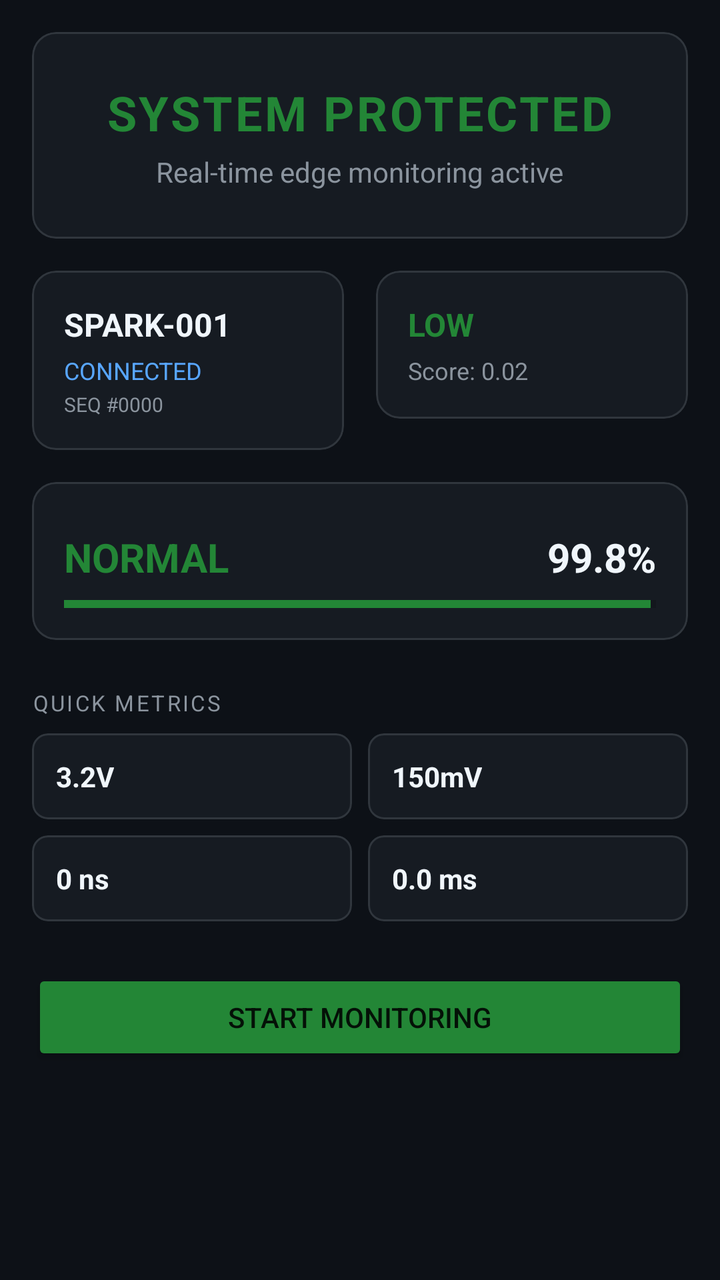
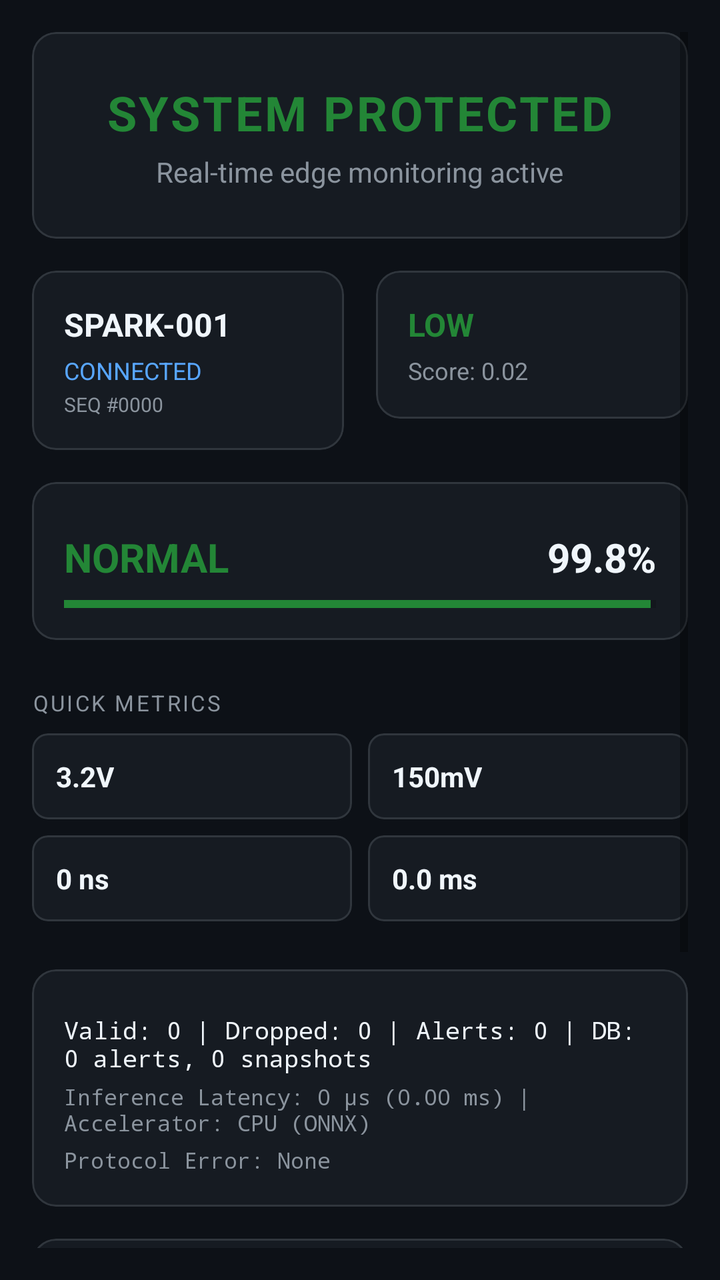

Two renders of the same Android screen: before a commit and after it. Below are the layout's source before the change and the commit's diff.
<!-- AndroidManifest.xml: application theme Theme.SparkShield -->
<!-- res/layout/fragment_dashboard.xml -->
<?xml version="1.0" encoding="utf-8"?>
<ScrollView xmlns:android="http://schemas.android.com/apk/res/android"
    xmlns:app="http://schemas.android.com/apk/res-auto"
    android:layout_width="match_parent"
    android:layout_height="match_parent"
    android:background="@color/bg_dark"
    android:padding="16dp">

    <LinearLayout
        android:layout_width="match_parent"
        android:layout_height="wrap_content"
        android:orientation="vertical">

        
        <com.google.android.material.card.MaterialCardView
            android:layout_width="match_parent"
            android:layout_height="wrap_content"
            app:cardBackgroundColor="@color/surface_dark"
            app:cardCornerRadius="12dp"
            app:cardElevation="0dp"
            app:strokeColor="@color/card_border"
            app:strokeWidth="1dp">

            <LinearLayout
                android:layout_width="match_parent"
                android:layout_height="wrap_content"
                android:gravity="center"
                android:orientation="vertical"
                android:padding="24dp">

                <TextView
                    android:id="@+id/tvProtectionStatus"
                    android:layout_width="wrap_content"
                    android:layout_height="wrap_content"
                    android:text="SYSTEM PROTECTED"
                    android:textColor="@color/color_normal"
                    android:textSize="24sp"
                    android:textStyle="bold"
                    android:letterSpacing="0.05" />

                <TextView
                    android:id="@+id/tvProtectionSubtext"
                    android:layout_width="wrap_content"
                    android:layout_height="wrap_content"
                    android:layout_marginTop="4dp"
                    android:text="Real-time edge monitoring active"
                    android:textColor="@color/text_secondary"
                    android:textSize="14sp" />

            </LinearLayout>
        </com.google.android.material.card.MaterialCardView>

        
        <LinearLayout
            android:layout_width="match_parent"
            android:layout_height="wrap_content"
            android:layout_marginTop="16dp"
            android:orientation="horizontal">

            <com.google.android.material.card.MaterialCardView
                android:layout_width="0dp"
                android:layout_height="wrap_content"
                android:layout_weight="1"
                android:layout_marginEnd="8dp"
                app:cardBackgroundColor="@color/surface_dark"
                app:cardCornerRadius="12dp"
                app:cardElevation="0dp"
                app:strokeColor="@color/card_border"
                app:strokeWidth="1dp">

                <LinearLayout
                    android:layout_width="match_parent"
                    android:layout_height="wrap_content"
                    android:orientation="vertical"
                    android:padding="16dp">
                    <TextView
                        android:text="METER ID"
                        android:textColor="@color/text_secondary"
                        android:textSize="10sp"
                        android:letterSpacing="0.1" />
                    <TextView
                        android:id="@+id/tvMeterId"
                        android:layout_width="wrap_content"
                        android:layout_height="wrap_content"
                        android:text="SPARK-001"
                        android:textColor="@color/text_primary"
                        android:textSize="16sp"
                        android:textStyle="bold" />
                    <TextView
                        android:id="@+id/tvConnectionStatus"
                        android:layout_width="wrap_content"
                        android:layout_height="wrap_content"
                        android:text="CONNECTED"
                        android:textColor="@color/accent_blue"
                        android:textSize="12sp"
                        android:layout_marginTop="4dp" />
                    <TextView
                        android:id="@+id/tvSequenceId"
                        android:layout_width="wrap_content"
                        android:layout_height="wrap_content"
                        android:text="SEQ #0000"
                        android:textColor="@color/text_secondary"
                        android:textSize="10sp"
                        android:layout_marginTop="2dp" />
                </LinearLayout>
            </com.google.android.material.card.MaterialCardView>

            <com.google.android.material.card.MaterialCardView
                android:layout_width="0dp"
                android:layout_height="wrap_content"
                android:layout_weight="1"
                android:layout_marginStart="8dp"
                app:cardBackgroundColor="@color/surface_dark"
                app:cardCornerRadius="12dp"
                app:cardElevation="0dp"
                app:strokeColor="@color/card_border"
                app:strokeWidth="1dp">

                <LinearLayout
                    android:layout_width="match_parent"
                    android:layout_height="wrap_content"
                    android:orientation="vertical"
                    android:padding="16dp">
                    <TextView
                        android:text="TAMPER RISK"
                        android:textColor="@color/text_secondary"
                        android:textSize="10sp"
                        android:letterSpacing="0.1" />
                    <TextView
                        android:id="@+id/tvRiskLevel"
                        android:layout_width="wrap_content"
                        android:layout_height="wrap_content"
                        android:text="LOW"
                        android:textColor="@color/color_normal"
                        android:textSize="16sp"
                        android:textStyle="bold" />
                    <TextView
                        android:id="@+id/tvRiskScore"
                        android:layout_width="wrap_content"
                        android:layout_height="wrap_content"
                        android:text="Score: 0.02"
                        android:textColor="@color/text_secondary"
                        android:textSize="12sp"
                        android:layout_marginTop="4dp" />
                </LinearLayout>
            </com.google.android.material.card.MaterialCardView>
        </LinearLayout>

        
        <com.google.android.material.card.MaterialCardView
            android:layout_width="match_parent"
            android:layout_height="wrap_content"
            android:layout_marginTop="16dp"
            app:cardBackgroundColor="@color/surface_dark"
            app:cardCornerRadius="12dp"
            app:cardElevation="0dp"
            app:strokeColor="@color/card_border"
            app:strokeWidth="1dp">

            <LinearLayout
                android:layout_width="match_parent"
                android:layout_height="wrap_content"
                android:orientation="vertical"
                android:padding="16dp">

                <TextView
                    android:text="LATEST AI DETECTION"
                    android:textColor="@color/text_secondary"
                    android:textSize="11sp"
                    android:letterSpacing="0.1" />

                <RelativeLayout
                    android:layout_width="match_parent"
                    android:layout_height="wrap_content"
                    android:layout_marginTop="8dp">

                    <TextView
                        android:id="@+id/tvClassification"
                        android:layout_width="wrap_content"
                        android:layout_height="wrap_content"
                        android:text="NORMAL"
                        android:textColor="@color/color_normal"
                        android:textSize="20sp"
                        android:textStyle="bold" />

                    <TextView
                        android:id="@+id/tvConfidence"
                        android:layout_width="wrap_content"
                        android:layout_height="wrap_content"
                        android:layout_alignParentEnd="true"
                        android:text="99.8%"
                        android:textColor="@color/text_primary"
                        android:textSize="20sp"
                        android:textStyle="bold" />
                </RelativeLayout>

                <ProgressBar
                    android:id="@+id/pbConfidence"
                    style="?android:attr/progressBarStyleHorizontal"
                    android:layout_width="match_parent"
                    android:layout_height="4dp"
                    android:layout_marginTop="8dp"
                    android:max="100"
                    android:progress="99" />

            </LinearLayout>
        </com.google.android.material.card.MaterialCardView>

        
        <TextView
            android:layout_width="wrap_content"
            android:layout_height="wrap_content"
            android:layout_marginTop="24dp"
            android:text="QUICK METRICS"
            android:textColor="@color/text_secondary"
            android:textSize="11sp"
            android:letterSpacing="0.1" />

        <GridLayout
            android:layout_width="match_parent"
            android:layout_height="wrap_content"
            android:layout_marginTop="8dp"
            android:columnCount="2">

            <com.google.android.material.card.MaterialCardView
                android:layout_width="0dp"
                android:layout_height="wrap_content"
                android:layout_columnWeight="1"
                android:layout_marginEnd="4dp"
                android:layout_marginBottom="8dp"
                app:cardBackgroundColor="@color/surface_dark"
                app:cardCornerRadius="8dp"
                app:cardElevation="0dp"
                app:strokeColor="@color/card_border"
                app:strokeWidth="1dp">
                <LinearLayout
                    android:layout_width="match_parent"
                    android:layout_height="wrap_content"
                    android:orientation="vertical"
                    android:padding="12dp">
                    <TextView
                        android:text="Peak Amplitude"
                        android:textColor="@color/text_secondary"
                        android:textSize="10sp" />
                    <TextView
                        android:id="@+id/tvPeakAmplitude"
                        android:layout_width="wrap_content"
                        android:layout_height="wrap_content"
                        android:text="3.2V"
                        android:textColor="@color/text_primary"
                        android:textSize="14sp"
                        android:textStyle="bold" />
                </LinearLayout>
            </com.google.android.material.card.MaterialCardView>

            <com.google.android.material.card.MaterialCardView
                android:layout_width="0dp"
                android:layout_height="wrap_content"
                android:layout_columnWeight="1"
                android:layout_marginStart="4dp"
                android:layout_marginBottom="8dp"
                app:cardBackgroundColor="@color/surface_dark"
                app:cardCornerRadius="8dp"
                app:cardElevation="0dp"
                app:strokeColor="@color/card_border"
                app:strokeWidth="1dp">
                <LinearLayout
                    android:layout_width="match_parent"
                    android:layout_height="wrap_content"
                    android:orientation="vertical"
                    android:padding="12dp">
                    <TextView
                        android:text="Optical Level"
                        android:textColor="@color/text_secondary"
                        android:textSize="10sp" />
                    <TextView
                        android:id="@+id/tvOpticalLevel"
                        android:layout_width="wrap_content"
                        android:layout_height="wrap_content"
                        android:text="150mV"
                        android:textColor="@color/text_primary"
                        android:textSize="14sp"
                        android:textStyle="bold" />
                </LinearLayout>
            </com.google.android.material.card.MaterialCardView>

            <com.google.android.material.card.MaterialCardView
                android:layout_width="0dp"
                android:layout_height="wrap_content"
                android:layout_columnWeight="1"
                android:layout_marginEnd="4dp"
                android:layout_marginBottom="8dp"
                app:cardBackgroundColor="@color/surface_dark"
                app:cardCornerRadius="8dp"
                app:cardElevation="0dp"
                app:strokeColor="@color/card_border"
                app:strokeWidth="1dp">
                <LinearLayout
                    android:layout_width="match_parent"
                    android:layout_height="wrap_content"
                    android:orientation="vertical"
                    android:padding="12dp">
                    <TextView
                        android:text="Rise"
                        android:textColor="@color/text_secondary"
                        android:textSize="10sp" />
                    <TextView
                        android:id="@+id/tvRise"
                        android:layout_width="wrap_content"
                        android:layout_height="wrap_content"
                        android:text="0 ns"
                        android:textColor="@color/text_primary"
                        android:textSize="14sp"
                        android:textStyle="bold" />
                </LinearLayout>
            </com.google.android.material.card.MaterialCardView>

            <com.google.android.material.card.MaterialCardView
                android:layout_width="0dp"
                android:layout_height="wrap_content"
                android:layout_columnWeight="1"
                android:layout_marginStart="4dp"
                android:layout_marginBottom="8dp"
                app:cardBackgroundColor="@color/surface_dark"
                app:cardCornerRadius="8dp"
                app:cardElevation="0dp"
                app:strokeColor="@color/card_border"
                app:strokeWidth="1dp">
                <LinearLayout
                    android:layout_width="match_parent"
                    android:layout_height="wrap_content"
                    android:orientation="vertical"
                    android:padding="12dp">
                    <TextView
                        android:text="Decay"
                        android:textColor="@color/text_secondary"
                        android:textSize="10sp" />
                    <TextView
                        android:id="@+id/tvDecay"
                        android:layout_width="wrap_content"
                        android:layout_height="wrap_content"
                        android:text="0.0 ms"
                        android:textColor="@color/text_primary"
                        android:textSize="14sp"
                        android:textStyle="bold" />
                </LinearLayout>
            </com.google.android.material.card.MaterialCardView>

        </GridLayout>

        
        <LinearLayout
            android:layout_width="match_parent"
            android:layout_height="wrap_content"
            android:layout_marginTop="16dp"
            android:orientation="horizontal">
            <Button
                android:id="@+id/btnToggleMonitor"
                android:layout_width="match_parent"
                android:layout_height="wrap_content"
                android:text="Start Monitoring"
                android:backgroundTint="@color/color_normal" />
        </LinearLayout>

    </LinearLayout>
</ScrollView>
<!-- resources referenced by this layout -->
<resources>
  <color name="accent_blue">#58A6FF</color>
  <color name="bg_dark">#0D1117</color>
  <color name="card_border">#30363D</color>
  <color name="color_normal">#238636</color>
  <color name="surface_dark">#161B22</color>
  <color name="text_primary">#F0F6FC</color>
  <color name="text_secondary">#8B949E</color>
  <style name="Theme.SparkShield" parent="Theme.MaterialComponents.DayNight.NoActionBar">
          <item name="android:statusBarColor">@color/bg_dark</item>
          <item name="android:navigationBarColor">@color/bg_dark</item>
          <item name="android:windowBackground">@color/bg_dark</item>
          <item name="colorPrimary">@color/accent_blue</item>
          <item name="colorSecondary">@color/color_normal</item>
      </style>
</resources>

<!-- the commit's change to res/layout/fragment_dashboard.xml (unified diff, before → after) -->
@@ -349,10 +349,99 @@
         </GridLayout>
 
         
+        <com.google.android.material.card.MaterialCardView
+            android:layout_width="match_parent"
+            android:layout_height="wrap_content"
+            android:layout_marginTop="16dp"
+            app:cardBackgroundColor="@color/surface_dark"
+            app:cardCornerRadius="12dp"
+            app:cardElevation="0dp"
+            app:strokeColor="@color/card_border"
+            app:strokeWidth="1dp">
+            <LinearLayout
+                android:layout_width="match_parent"
+                android:layout_height="wrap_content"
+                android:orientation="vertical"
+                android:padding="16dp">
+                <TextView
+                    android:text="TELEMETRY &amp; INFERENCE DIAGNOSTICS"
+                    android:textColor="@color/text_secondary"
+                    android:textSize="11sp"
+                    android:letterSpacing="0.1" />
+                <TextView
+                    android:id="@+id/tvFrameCounters"
+                    android:layout_width="wrap_content"
+                    android:layout_height="wrap_content"
+                    android:layout_marginTop="6dp"
+                    android:text="Valid: 0 | Dropped: 0 | Alerts: 0 | DB: 0 alerts, 0 snapshots"
+                    android:textColor="@color/text_primary"
+                    android:textSize="12sp"
+                    android:fontFamily="monospace" />
+                <TextView
+                    android:id="@+id/tvInferenceLatency"
+                    android:layout_width="wrap_content"
+                    android:layout_height="wrap_content"
+                    android:layout_marginTop="4dp"
+                    android:text="Inference Latency: 0 µs (0.00 ms) | Accelerator: CPU (ONNX)"
+                    android:textColor="@color/text_secondary"
+                    android:textSize="11sp"
+                    android:fontFamily="monospace" />
+                <TextView
+                    android:id="@+id/tvProtocolError"
+                    android:layout_width="wrap_content"
+                    android:layout_height="wrap_content"
+                    android:layout_marginTop="4dp"
+                    android:text="Protocol Error: None"
+                    android:textColor="@color/text_secondary"
+                    android:textSize="11sp"
+                    android:fontFamily="monospace" />
+            </LinearLayout>
+        </com.google.android.material.card.MaterialCardView>
+
+        
+        <com.google.android.material.card.MaterialCardView
+            android:layout_width="match_parent"
+            android:layout_height="wrap_content"
+            android:layout_marginTop="16dp"
+            app:cardBackgroundColor="@color/surface_dark"
+            app:cardCornerRadius="12dp"
+            app:cardElevation="0dp"
+            app:strokeColor="@color/card_border"
+            app:strokeWidth="1dp">
+            <LinearLayout
+                android:layout_width="match_parent"
+                android:layout_height="wrap_content"
+                android:orientation="vertical"
+                android:padding="16dp">
+                <TextView
+                    android:text="INTERACTIVE SIMULATION LAB"
+                    android:textColor="@color/accent_blue"
+                    android:textSize="11sp"
+                    android:textStyle="bold"
+                    android:letterSpacing="0.1" />
+                <TextView
+                    android:layout_width="wrap_content"
+                    android:layout_height="wrap_content"
+                    android:layout_marginTop="4dp"
+                    android:text="Tune synthetic waveforms, inspect 8-bin FFT spectrums, and verify edge model classification in pure software simulation."
+                    android:textColor="@color/text_secondary"
+                    android:textSize="12sp" />
+                <Button
+                    android:id="@+id/btnOpenSimulationLab"
+                    android:layout_width="match_parent"
+                    android:layout_height="wrap_content"
+                    android:layout_marginTop="10dp"
+                    android:text="Launch Simulation Lab"
+                    android:backgroundTint="@color/accent_blue" />
+            </LinearLayout>
+        </com.google.android.material.card.MaterialCardView>
+
+        
         <LinearLayout
             android:layout_width="match_parent"
             android:layout_height="wrap_content"
             android:layout_marginTop="16dp"
+            android:layout_marginBottom="24dp"
             android:orientation="horizontal">
             <Button
                 android:id="@+id/btnToggleMonitor"
